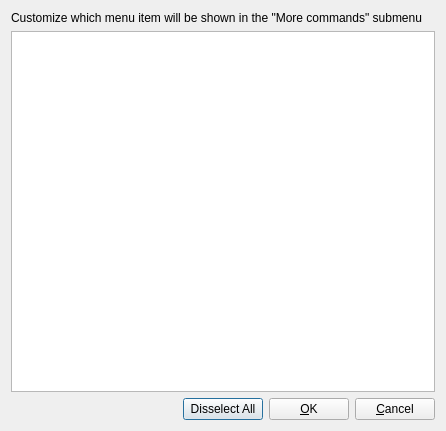
The window that src/gui/Src/Gui/CustomizeMenuDialog.ui (x64dbg/x64dbg) describes before a commit, drawn with Qt 5.
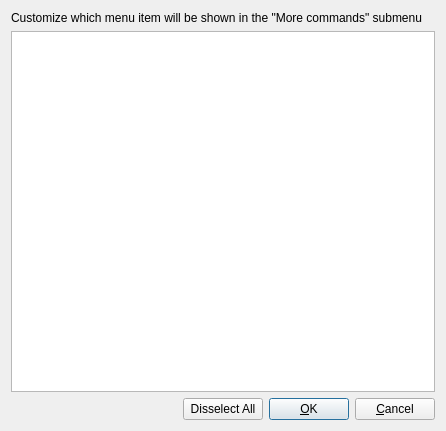
The same window after the commit.

Patch:
```diff
--- a/src/gui/Src/Gui/CustomizeMenuDialog.ui
+++ b/src/gui/Src/Gui/CustomizeMenuDialog.ui
@@ -63,6 +63,9 @@
        <property name="text">
         <string>&amp;OK</string>
        </property>
+       <property name="default">
+        <bool>true</bool>
+       </property>
       </widget>
      </item>
      <item>
```
